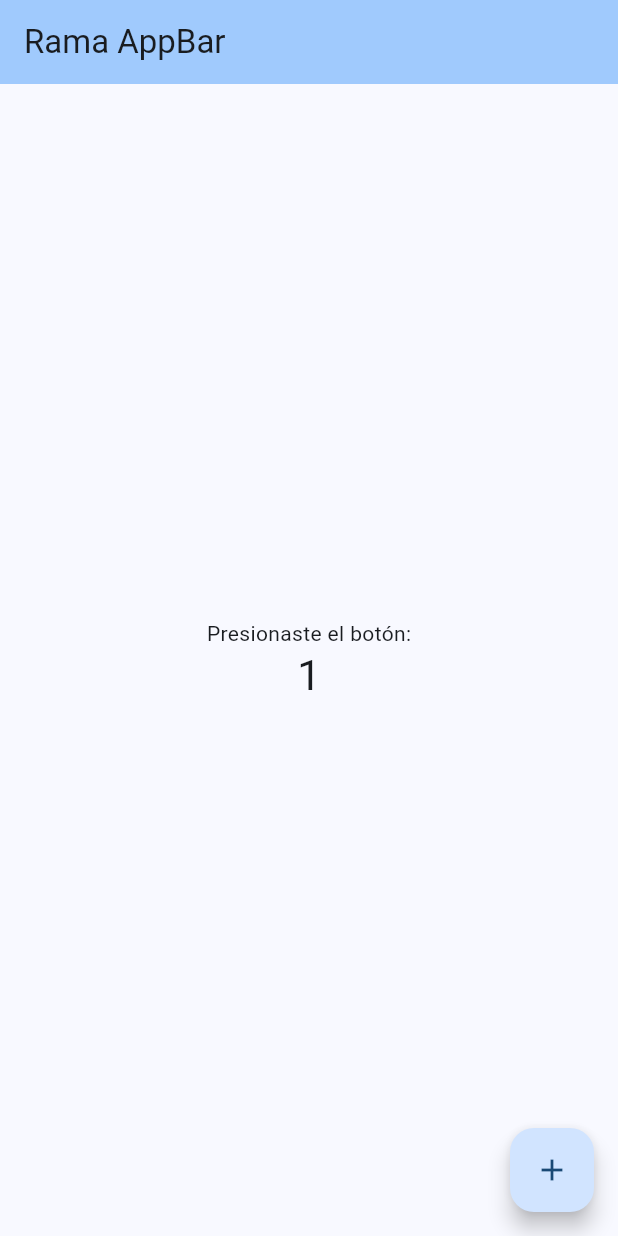
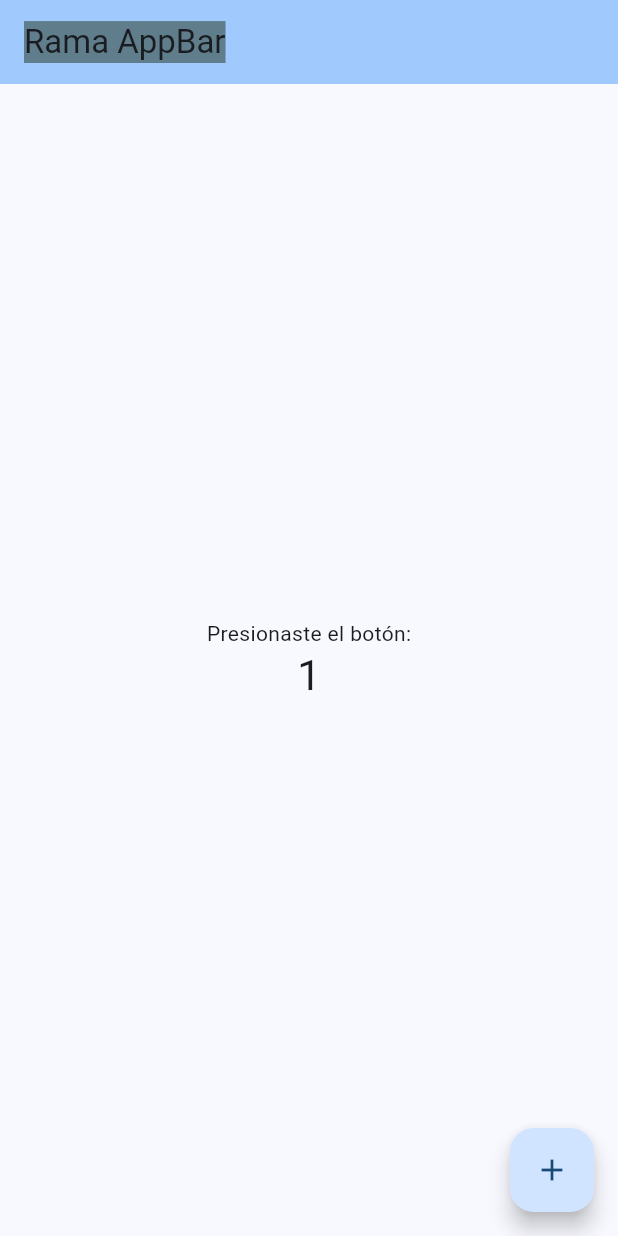
Before and after one commit to marianavargas2002/git, a Flutter app: the screen it shows after launch, after a tap on the "add" icon, on a phone screen of 412 x 824 dp. Run offline on Flutter 3.47's test engine with Material 3 defaults, Android fonts, the phone set to English and light mode, and no system bars.

```diff
--- a/lib/main.dart
+++ b/lib/main.dart
@@ -1,7 +1,7 @@
 import 'package:flutter/material.dart';
 
 void main() {
-  runApp(const MyApp());
+  runApp(MyApp());
 }
 
 class MyApp extends StatelessWidget {
@@ -45,7 +45,10 @@ class _MyHomePageState extends State<MyHomePage> {
     return Scaffold(
       appBar: AppBar(
         backgroundColor: Theme.of(context).colorScheme.inversePrimary,
-        title: Text(widget.title),
+        title: Text(
+          widget.title,
+          style: TextStyle(backgroundColor: Colors.blueGrey),
+        ),
       ),
       body: Center(
         child: Column(
```
